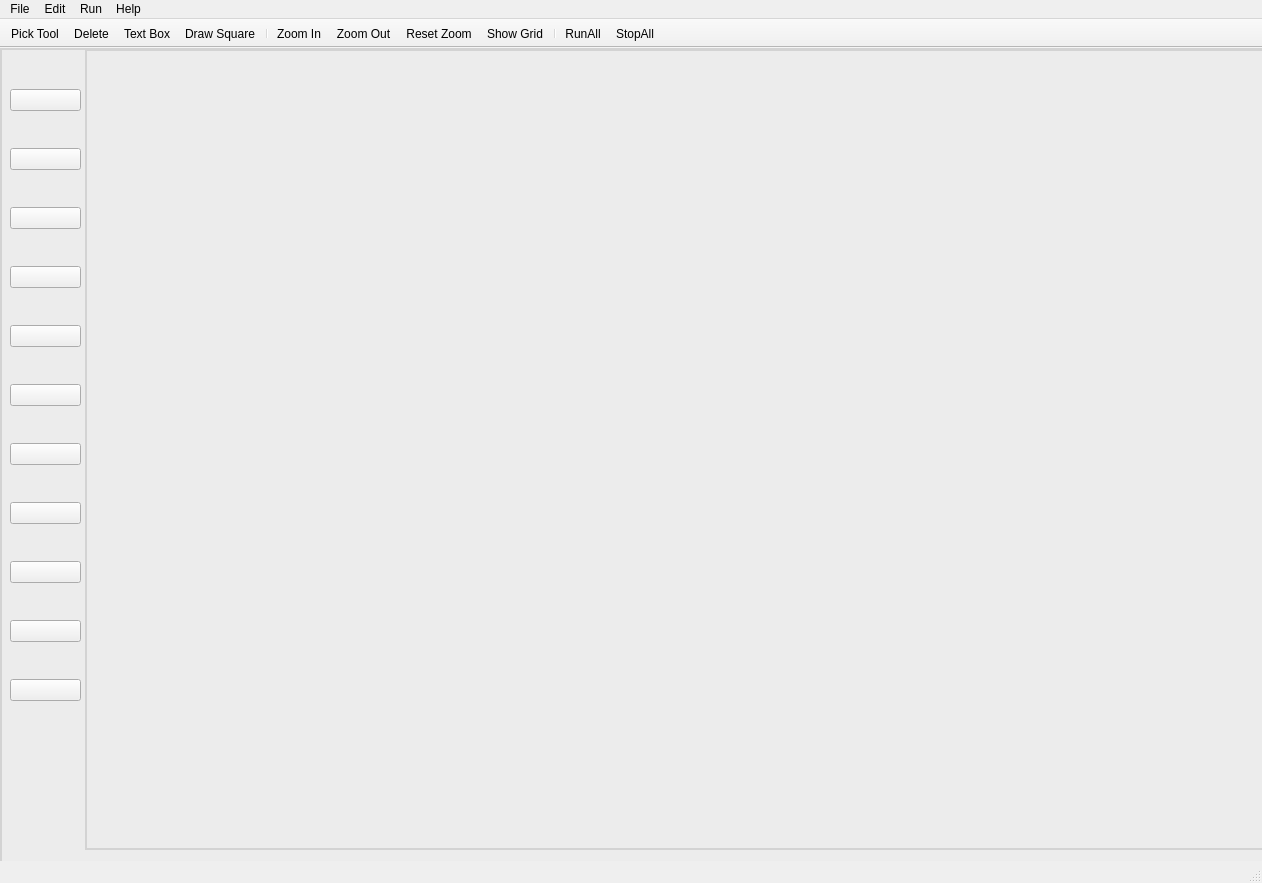
Qt form netflux5g-editor/src/gui/ui/Main_Window.ui (adaptivenetworklab/NetFlux5G) before a commit.
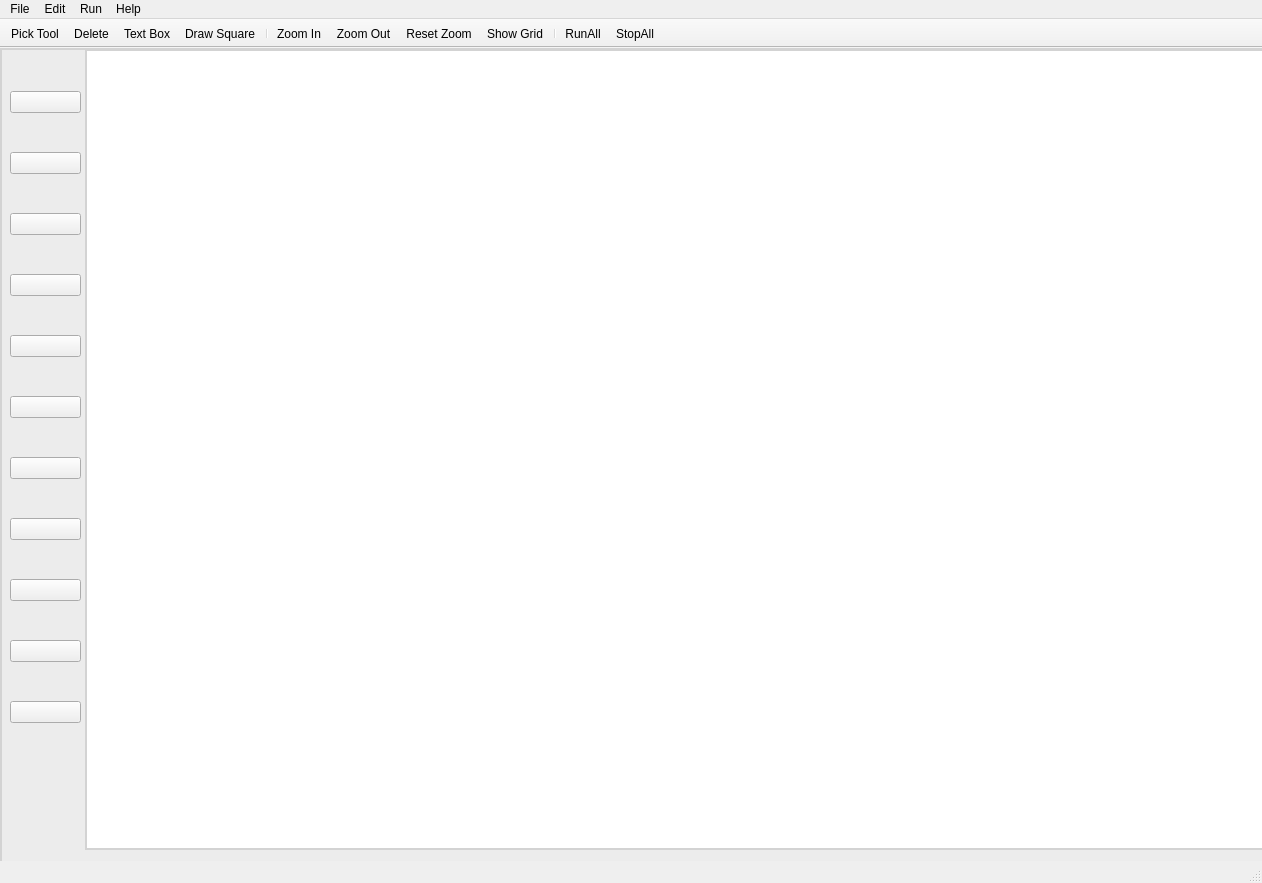
The same form after that commit. Icons and pictures are not drawn.

Diff of the .ui file:
```diff
--- a/netflux5g-editor/src/gui/ui/Main_Window.ui
+++ b/netflux5g-editor/src/gui/ui/Main_Window.ui
@@ -70,7 +70,7 @@
           <x>10</x>
           <y>10</y>
           <width>71</width>
-          <height>678</height>
+          <height>700</height>
          </rect>
         </property>
         <layout class="QVBoxLayout" name="ObjectLayout">
@@ -314,6 +314,9 @@
           <height>801</height>
          </rect>
         </property>
+        <property name="styleSheet">
+         <string notr="true">background-color: rgb(255, 255, 255);</string>
+        </property>
        </widget>
       </widget>
      </item>
```
Left out of the diff: 3 changed lines with no effect on the pictures.
